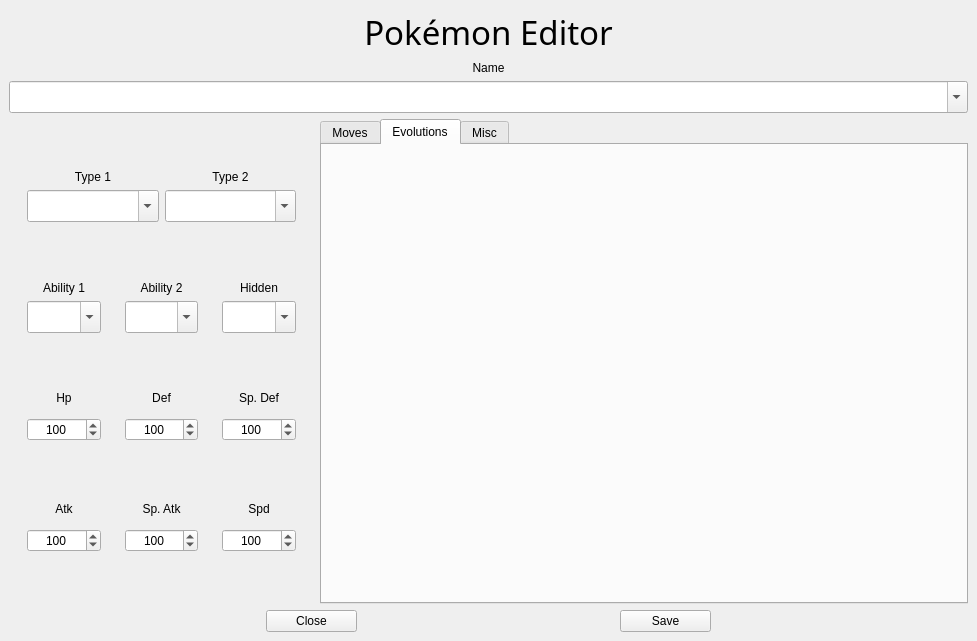
Above: pokemon/design.ui from LyonSyonII/Pokemon-GUI-Editors before the change. Below: the same form after it.
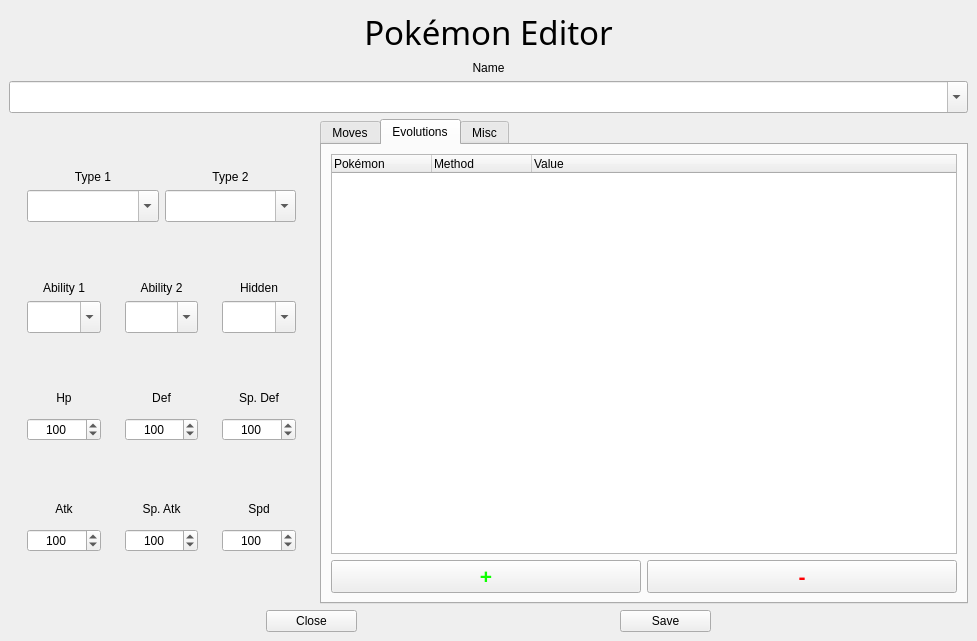
That is the form after the change. The open tabs and pages were chosen to show the change.

Patch:
```diff
--- a/pokemon/design.ui
+++ b/pokemon/design.ui
@@ -822,6 +822,112 @@
          <attribute name="title">
           <string>Evolutions</string>
          </attribute>
+         <layout class="QVBoxLayout" name="verticalLayout_14">
+          <item>
+           <widget class="QTreeWidget" name="tree_evolutions">
+            <property name="horizontalScrollBarPolicy">
+             <enum>Qt::ScrollBarAlwaysOff</enum>
+            </property>
+            <property name="sizeAdjustPolicy">
+             <enum>QAbstractScrollArea::AdjustToContents</enum>
+            </property>
+            <property name="showDropIndicator" stdset="0">
+             <bool>false</bool>
+            </property>
+            <property name="selectionBehavior">
+             <enum>QAbstractItemView::SelectItems</enum>
+            </property>
+            <property name="rootIsDecorated">
+             <bool>false</bool>
+            </property>
+            <property name="uniformRowHeights">
+             <bool>true</bool>
+            </property>
+            <property name="itemsExpandable">
+             <bool>false</bool>
+            </property>
+            <property name="sortingEnabled">
+             <bool>false</bool>
+            </property>
+            <property name="expandsOnDoubleClick">
+             <bool>false</bool>
+            </property>
+            <attribute name="headerCascadingSectionResizes">
+             <bool>false</bool>
+            </attribute>
+            <attribute name="headerHighlightSections">
+             <bool>false</bool>
+            </attribute>
+            <attribute name="headerStretchLastSection">
+             <bool>true</bool>
+            </attribute>
+            <column>
+             <property name="text">
+              <string>Pokémon</string>
+             </property>
+            </column>
+            <column>
+             <property name="text">
+              <string>Method</string>
+             </property>
+            </column>
+            <column>
+             <property name="text">
+              <string>Value</string>
+             </property>
+            </column>
+           </widget>
+          </item>
+          <item>
+           <layout class="QHBoxLayout" name="horizontalLayout_5">
+            <item>
+             <widget class="QPushButton" name="button_add_evolution">
+              <property name="font">
+               <font>
+                <pointsize>16</pointsize>
+                <weight>75</weight>
+                <bold>true</bold>
+               </font>
+              </property>
+              <property name="styleSheet">
+               <string notr="true">QPushButton {color: #0dff00;}</string>
+              </property>
+              <property name="text">
+               <string>+</string>
+              </property>
+              <property name="checkable">
+               <bool>false</bool>
+              </property>
+             </widget>
+            </item>
+            <item>
+             <widget class="QPushButton" name="button_remove_evolution">
+              <property name="font">
+               <font>
+                <pointsize>16</pointsize>
+                <weight>75</weight>
+                <bold>true</bold>
+                <strikeout>false</strikeout>
+                <kerning>false</kerning>
+               </font>
+              </property>
+              <property name="styleSheet">
+               <string notr="true">QPushButton {
+	color: rgb(255, 0, 4);
+	text-align: center
+}</string>
+              </property>
+              <property name="text">
+               <string>-</string>
+              </property>
+              <property name="checkable">
+               <bool>false</bool>
+              </property>
+             </widget>
+            </item>
+           </layout>
+          </item>
+         </layout>
         </widget>
         <widget class="QWidget" name="tab_misc">
          <attribute name="title">
```
Left out of the diff: 24 changed lines with no effect on the pictures.
